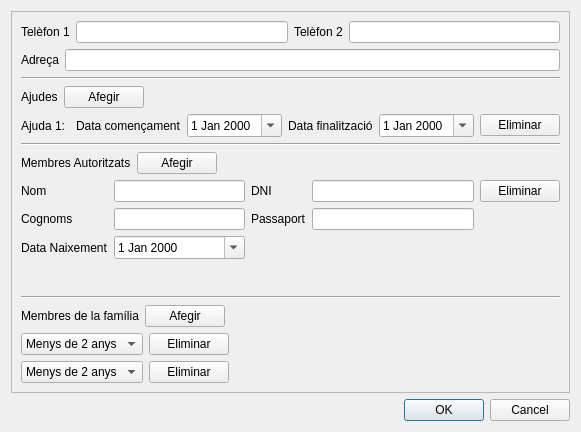
Qt form Code/InsDialog.ui (jmigual/Hesed-Management) before a commit.
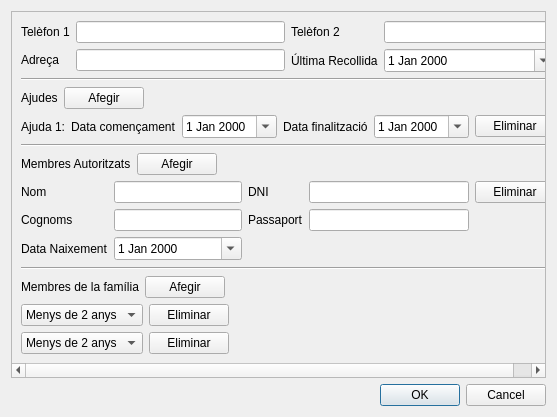
The same form after that commit.

What changed in the file:
```diff
--- a/Code/InsDialog.ui
+++ b/Code/InsDialog.ui
@@ -6,14 +6,14 @@
    <rect>
     <x>0</x>
     <y>0</y>
-    <width>581</width>
-    <height>432</height>
+    <width>557</width>
+    <height>417</height>
    </rect>
   </property>
   <property name="windowTitle">
    <string>Dialog</string>
   </property>
-  <layout class="QVBoxLayout" name="verticalLayout_4">
+  <layout class="QVBoxLayout" name="verticalLayout_2">
    <item>
     <widget class="QScrollArea" name="scrollArea">
      <property name="widgetResizable">
@@ -24,59 +24,65 @@
        <rect>
         <x>0</x>
         <y>0</y>
-        <width>561</width>
-        <height>383</height>
+        <width>537</width>
+        <height>368</height>
        </rect>
       </property>
       <layout class="QVBoxLayout" name="verticalLayout_5">
        <item>
-        <layout class="QVBoxLayout" name="verticalLayout_2">
+        <layout class="QHBoxLayout" name="horizontalLayout_5">
          <item>
-          <layout class="QHBoxLayout" name="horizontalLayout_7">
-           <item>
-            <layout class="QHBoxLayout" name="horizontalLayout_6">
-             <item>
-              <widget class="QLabel" name="label_9">
-               <property name="text">
-                <string>Telèfon 1</string>
-               </property>
-              </widget>
-             </item>
-             <item>
-              <widget class="QLineEdit" name="lineEdit_7"/>
-             </item>
-            </layout>
+          <layout class="QFormLayout" name="formLayout_3">
+           <item row="0" column="0">
+            <widget class="QLabel" name="label_9">
+             <property name="text">
+              <string>Telèfon 1</string>
+             </property>
+            </widget>
            </item>
-           <item>
-            <layout class="QHBoxLayout" name="horizontalLayout_5">
-             <item>
-              <widget class="QLabel" name="label_10">
-               <property name="text">
-                <string>Telèfon 2</string>
-               </property>
-              </widget>
-             </item>
-             <item>
-              <widget class="QLineEdit" name="lineEdit_6"/>
-             </item>
-            </layout>
+           <item row="0" column="1">
+            <widget class="QLineEdit" name="lineEdit_7"/>
            </item>
-          </layout>
-         </item>
-         <item>
-          <layout class="QHBoxLayout" name="horizontalLayout_8">
-           <item>
+           <item row="1" column="0">
             <widget class="QLabel" name="label_8">
              <property name="text">
               <string>Adreça</string>
              </property>
             </widget>
            </item>
-           <item>
+           <item row="1" column="1">
             <widget class="QLineEdit" name="lineEdit_5"/>
            </item>
           </layout>
          </item>
+         <item>
+          <layout class="QFormLayout" name="formLayout_4">
+           <item row="0" column="0">
+            <widget class="QLabel" name="label_10">
+             <property name="text">
+              <string>Telèfon 2</string>
+             </property>
+            </widget>
+           </item>
+           <item row="0" column="1">
+            <widget class="QLineEdit" name="lineEdit_6"/>
+           </item>
+           <item row="1" column="0">
+            <widget class="QLabel" name="label_15">
+             <property name="text">
+              <string>Última Recollida</string>
+             </property>
+            </widget>
+           </item>
+           <item row="1" column="1">
+            <widget class="QDateEdit" name="dateEdit_4">
+             <property name="calendarPopup">
+              <bool>true</bool>
+             </property>
+            </widget>
+           </item>
+          </layout>
+         </item>
         </layout>
        </item>
        <item>
```
